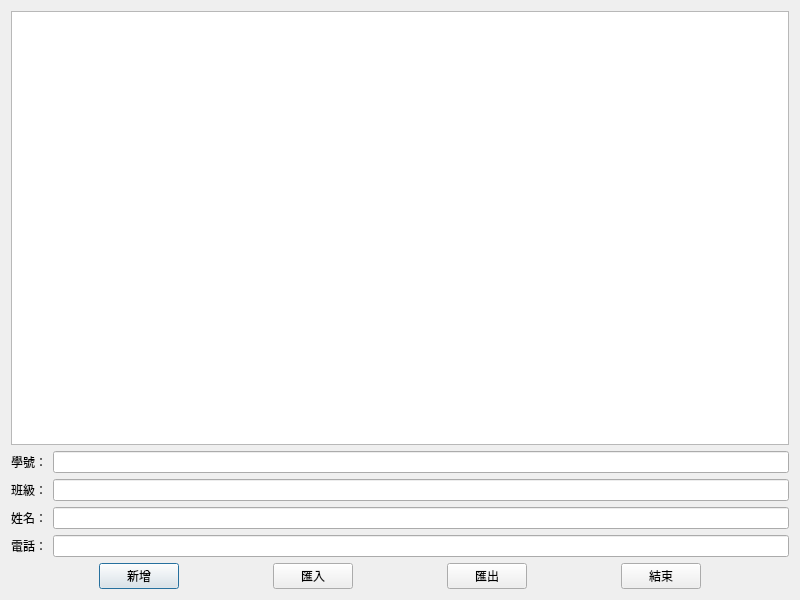
hi-ma-san/ContactBook, file contactbook.ui: the form before one commit.
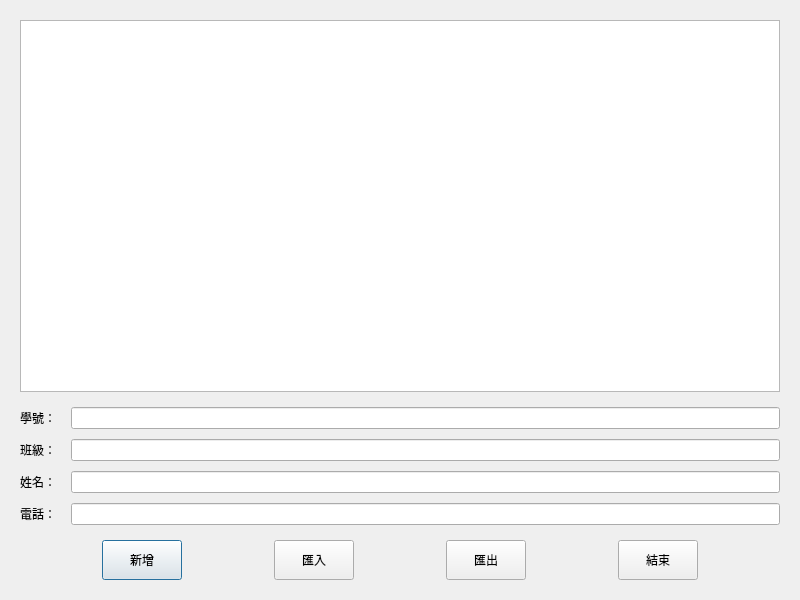
The form after the commit.

Commit message: Add comprehensive CSS styling to beautify ContactBook UI

What changed in the file:
```diff
--- a/contactbook.ui
+++ b/contactbook.ui
@@ -14,11 +14,32 @@
    <string>ContactBook</string>
   </property>
   <layout class="QVBoxLayout" name="verticalLayout">
+   <property name="spacing">
+    <number>15</number>
+   </property>
+   <property name="leftMargin">
+    <number>20</number>
+   </property>
+   <property name="topMargin">
+    <number>20</number>
+   </property>
+   <property name="rightMargin">
+    <number>20</number>
+   </property>
+   <property name="bottomMargin">
+    <number>20</number>
+   </property>
    <item>
     <widget class="QTableWidget" name="tableW"/>
    </item>
    <item>
     <layout class="QFormLayout" name="formLayout">
+     <property name="horizontalSpacing">
+      <number>15</number>
+     </property>
+     <property name="verticalSpacing">
+      <number>10</number>
+     </property>
      <item row="1" column="0">
       <widget class="QLabel" name="label_2">
        <property name="text">
@@ -63,6 +84,9 @@
    </item>
    <item>
     <layout class="QHBoxLayout" name="horizontalLayout_2">
+     <property name="spacing">
+      <number>10</number>
+     </property>
      <item>
       <spacer name="horizontalSpacer">
        <property name="orientation">
@@ -78,6 +102,12 @@
      </item>
      <item>
       <widget class="QPushButton" name="insertButton">
+       <property name="minimumSize">
+        <size>
+         <width>0</width>
+         <height>40</height>
+        </size>
+       </property>
        <property name="text">
         <string>新增</string>
        </property>
@@ -98,6 +128,12 @@
      </item>
      <item>
       <widget class="QPushButton" name="pushButton">
+       <property name="minimumSize">
+        <size>
+         <width>0</width>
+         <height>40</height>
+        </size>
+       </property>
        <property name="text">
         <string>匯入</string>
        </property>
@@ -118,6 +154,12 @@
      </item>
      <item>
       <widget class="QPushButton" name="exportButton">
+       <property name="minimumSize">
+        <size>
+         <width>0</width>
+         <height>40</height>
+        </size>
+       </property>
        <property name="text">
         <string>匯出</string>
        </property>
@@ -138,6 +180,12 @@
      </item>
      <item>
       <widget class="QPushButton" name="exitButton">
+       <property name="minimumSize">
+        <size>
+         <width>0</width>
+         <height>40</height>
+        </size>
+       </property>
        <property name="text">
         <string>結束</string>
        </property>
```
Left out of the diff: 2 changed lines with no effect on the pictures. The commit also changes 2 other files.
